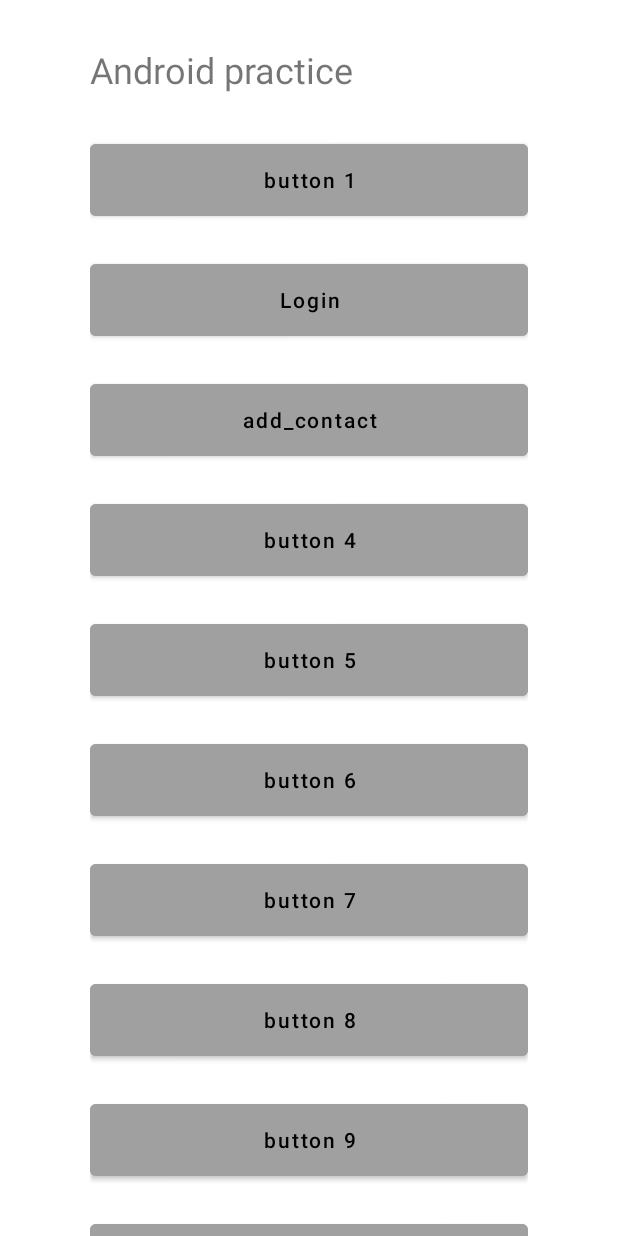
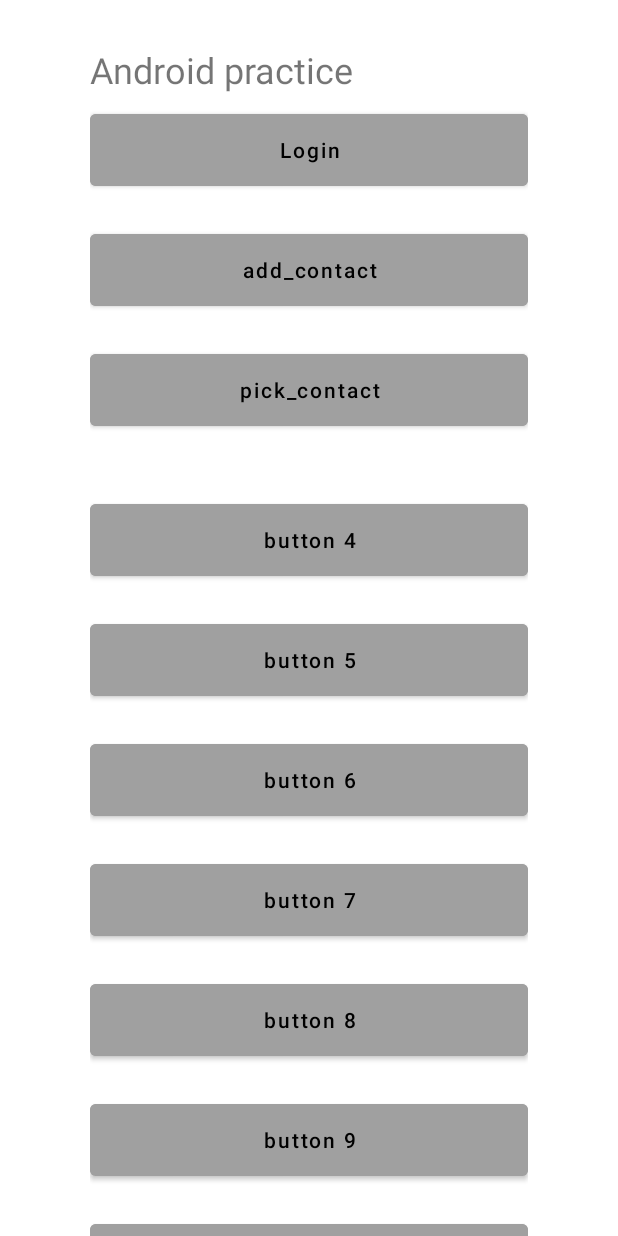
Before and after one commit to zycsustc/AndroidJunior, an Android app: the screen it shows after launch (MainActivity), on a phone screen of 412 x 824 dp. Run offline under Robolectric (Android 15) with nearby library versions, the phone set to English and light mode, and no system bars.

Commit message:
[yichi][feat] add pick contact function

```diff
--- a/app/src/main/res/layout/frame_layout.xml
+++ b/app/src/main/res/layout/frame_layout.xml
@@ -20,17 +20,6 @@
             android:layout_width="match_parent"
             android:layout_height="wrap_content"
             android:orientation="vertical">
-
-            <Button
-                android:layout_width="match_parent"
-                android:layout_height="wrap_content"
-                android:layout_marginTop="30dp"
-                android:layout_marginBottom="10dp"
-                android:height="@dimen/button_height"
-                android:backgroundTint="@color/gray"
-                android:text="@string/button1"
-                android:textAllCaps="false"
-                android:textColor="@color/black" />
 
             <Button
                 android:layout_width="match_parent"
@@ -58,6 +47,18 @@
                 android:layout_width="match_parent"
                 android:layout_height="wrap_content"
                 android:layout_marginVertical="10dp"
+                android:height="@dimen/button_height"
+                android:backgroundTint="@color/gray"
+                android:text="@string/pick_contact"
+                android:textAllCaps="false"
+                android:onClick="onPickContactClick"
+                android:textColor="@color/black" />
+
+            <Button
+                android:layout_width="match_parent"
+                android:layout_height="wrap_content"
+                android:layout_marginTop="30dp"
+                android:layout_marginBottom="10dp"
                 android:height="@dimen/button_height"
                 android:backgroundTint="@color/gray"
                 android:text="@string/button4"
--- a/app/src/main/res/values/strings.xml
+++ b/app/src/main/res/values/strings.xml
@@ -25,4 +25,5 @@
     <string name="twitter">twitter</string>
     <string name="sign_up_with_e_mail">Sign Up with E-mail</string>
     <string name="add_contact">add_contact</string>
+    <string name="pick_contact">pick_contact</string>
 </resources>
```
Also changed, not shown: app/src/main/java/com/example/myapplication/MainActivity.kt (+12 -8 lines), 63 other files.
